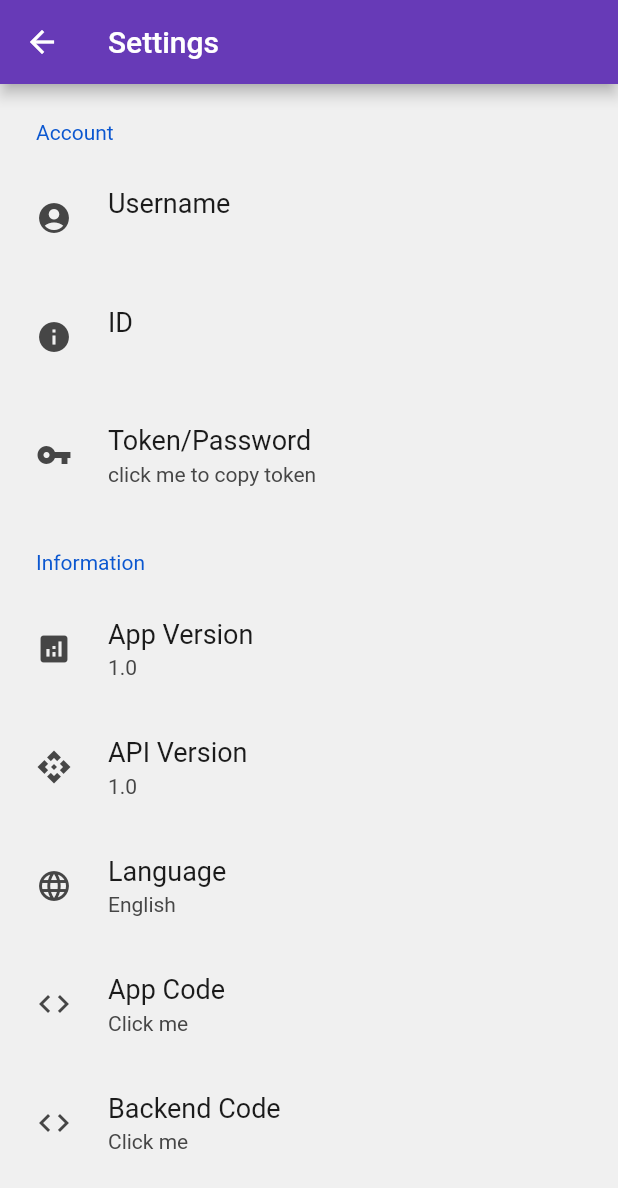
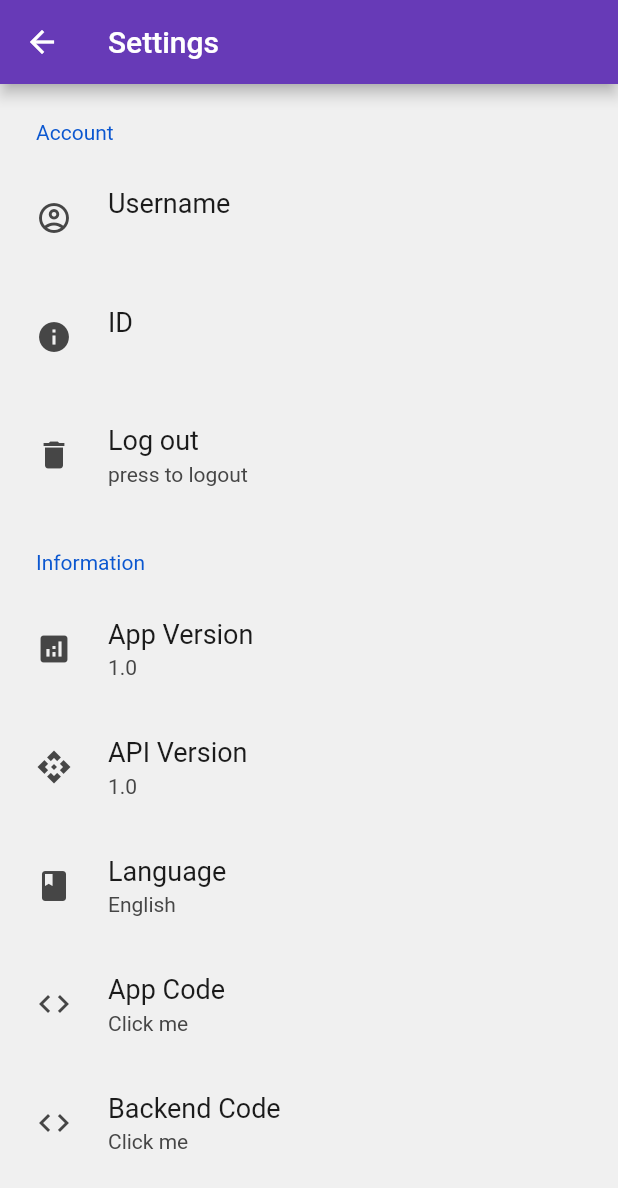
Before and after one commit to zgast/EmoteGuesser, a Flutter app: the SettingsScreen screen opened directly, after a tap on "Username", on a phone screen of 412 x 824 dp. Shown: the top 1188 px of the screen. Run offline on Flutter 3.47's test engine with Material 2 defaults, Android fonts, the phone set to English and light mode, and no system bars; drawn by our look-alikes of flutter_platform_widgets, settings_ui; our stand-ins replace cached_network_image, shared_preferences; accounts and stored records are empty; network calls fail.

Commit message:
IOS optimisation

```diff
--- a/twitch_emote/lib/models/user.dart
+++ b/twitch_emote/lib/models/user.dart
@@ -3,13 +3,13 @@ import 'package:shared_preferences/shared_preferences.dart';
 class User {
   String name;
   String id;
-  String token;
+  String jwt;
 
-  User(this.name, this.id, this.token);
+  User(this.name, this.id, this.jwt);
 
   factory User.fromJson(Map<String, dynamic> json) {
     try {
-      return User(json["name"], json["userID"], json["token"]);
+      return User(json["name"], json["userID"], json["jwt"]);
     } catch (e) {
       return null;
     }
@@ -17,7 +17,7 @@ class User {
 
   static const idKey = 'userID';
   static const nameKey = 'username';
-  static const tokenKey = 'token';
+  static const jwtKey = 'jwt';
   factory User.fromSavedPreferences(SharedPreferences prefs) {
     String id = prefs.getString(idKey);
     if (id == null) {
@@ -27,7 +27,7 @@ class User {
     if (name == null) {
       return null;
     }
-    String token = prefs.getString(tokenKey);
+    String token = prefs.getString(jwtKey);
     if (token == null) {
       return null;
     }
@@ -37,6 +37,6 @@ class User {
   saveToSharedPreferences(SharedPreferences prefs) async {
     await prefs.setString(idKey, id);
     await prefs.setString(nameKey, name);
-    await prefs.setString(tokenKey, token);
+    await prefs.setString(jwtKey, jwt);
   }
 }
--- a/twitch_emote/lib/screens/game_screen.dart
+++ b/twitch_emote/lib/screens/game_screen.dart
@@ -85,7 +85,7 @@ class _GameScreenState extends State<GameScreen>
       context.read<GameState>().startGame(widget.type, onFinish: () {
         if (mounted) {
           Navigator.of(context)
-              .push(MaterialPageRoute(builder: (_) => FailScreen()));
+              .pushReplacement(MaterialPageRoute(builder: (_) => FailScreen()));
         }
       });
     });
--- a/twitch_emote/lib/screens/home_screen.dart
+++ b/twitch_emote/lib/screens/home_screen.dart
@@ -1,5 +1,8 @@
+import 'dart:io';
+
 import 'package:flutter/cupertino.dart';
 import 'package:flutter/material.dart';
+import 'package:flutter_platform_widgets/flutter_platform_widgets.dart';
 import 'package:provider/provider.dart';
 import 'package:twitch_emote/models/app_state.dart';
 import 'package:twitch_emote/screens/game_menu_screen.dart';
@@ -47,28 +50,33 @@ class _HomeScreenState extends State<HomeScreen> {
         }
       case HomeState.HOME:
         {
-          return Scaffold(
-            resizeToAvoidBottomInset: false,
+          return PlatformScaffold(
+            //resizeToAvoidBottomInset: false,
             body: widgets[_currentIndex],
-            bottomNavigationBar: BottomNavigationBar(
-              enableFeedback: true,
-              items: const <BottomNavigationBarItem>[
+            bottomNavBar: PlatformNavBar(
+              items: <BottomNavigationBarItem>[
                 BottomNavigationBarItem(
-                  icon: Icon(Icons.sports_esports),
+                  icon: Platform.isIOS
+                      ? Icon(CupertinoIcons.game_controller)
+                      : Icon(Icons.sports_esports),
                   label: 'GAMES',
                 ),
                 BottomNavigationBarItem(
-                  icon: Icon(Icons.perm_identity),
+                  icon: Platform.isIOS
+                      ? Icon(CupertinoIcons.person_crop_circle)
+                      : Icon(Icons.account_circle_outlined),
                   label: 'ACCOUNT',
                 ),
                 BottomNavigationBarItem(
-                  icon: Icon(Icons.settings),
+                  icon: Platform.isIOS
+                      ? Icon(CupertinoIcons.gear)
+                      : Icon(Icons.settings),
                   label: 'SETTINGS',
                 ),
               ],
               currentIndex: _currentIndex,
-              selectedItemColor: Colors.deepPurple,
-              onTap: (newindex) {
+              //selectedItemColor: Colors.deepPurple,
+              itemChanged: (newindex) {
                 setState(() {
                   _currentIndex = newindex;
                 });
--- a/twitch_emote/lib/screens/settings_screen.dart
+++ b/twitch_emote/lib/screens/settings_screen.dart
@@ -1,8 +1,11 @@
+import 'dart:io';
+
 import 'package:flutter/cupertino.dart';
 import 'package:flutter/material.dart';
-import 'package:flutter/services.dart';
+import 'package:flutter_platform_widgets/flutter_platform_widgets.dart';
 import 'package:provider/provider.dart';
 import 'package:settings_ui/settings_ui.dart';
+import 'package:shared_preferences/shared_preferences.dart';
 import 'package:twitch_emote/models/app_state.dart';
 import 'package:url_launcher/url_launcher.dart';
 
@@ -26,9 +29,14 @@ class SettingsScreen extends StatelessWidget {
   @override
   Widget build(BuildContext context) {
     _initScreen(context);
-    return Scaffold(
-      appBar: AppBar(
-        title: Text("Settings"),
+    return PlatformScaffold(
+      appBar: PlatformAppBar(
+        title: Text('Settings'),
+        cupertino: (_, __) => CupertinoNavigationBarData(
+          // Issue with cupertino where a bar with no transparency
+          // will push the list down. Adding some alpha value fixes it (in a hacky way)
+          backgroundColor: Colors.deepPurple,
+        ),
       ),
       body: SettingsList(
         sections: [
@@ -39,23 +47,29 @@ class SettingsScreen extends StatelessWidget {
               SettingsTile(
                 title: 'Username',
                 subtitle: user.name,
-                leading: Icon(Icons.account_circle),
+                leading: Icon(context.platformIcons.accountCircle),
+                trailing: SizedBox(),
                 onPressed: (BuildContext context) {},
               ),
               SettingsTile(
                 title: 'ID',
                 subtitle: user.id,
-                leading: Icon(Icons.info),
+                leading: Icon(context.platformIcons.info),
+                trailing: SizedBox(),
                 onPressed: (BuildContext context) {},
               ),
               SettingsTile(
-                title: 'Token/Password',
-                subtitle: 'click me to copy token',
-                leading: Icon(Icons.vpn_key),
-                onPressed: (BuildContext context) {
-                  Clipboard.setData(ClipboardData(text: user.token));
+                title: 'Log out',
+                subtitle: 'press to logout',
+                trailing: SizedBox(),
+                leading: Icon(context.platformIcons.delete),
+                onPressed: (BuildContext context) async {
+                  SharedPreferences preferences =
+                      await SharedPreferences.getInstance();
+                  await preferences.clear();
+                  exit(0);
                 },
-              ),
+              )
             ],
           ),
           SettingsSection(
@@ -66,19 +80,21 @@ class SettingsScreen extends StatelessWidget {
                 title: 'App Version',
                 subtitle: '1.0',
                 leading: Icon(Icons.analytics),
+                trailing: SizedBox(),
                 onPressed: (BuildContext context) {},
               ),
               SettingsTile(
                 title: 'API Version',
                 subtitle: '1.0',
+                trailing: SizedBox(),
                 leading: Icon(Icons.api),
                 onPressed: (BuildContext context) {},
               ),
               SettingsTile(
                 title: 'Language',
                 subtitle: 'English',
-                leading: Icon(Icons.language),
-                onPressed: (BuildContext context) {},
+                trailing: SizedBox(),
+                leading: Icon(context.platformIcons.book),
               ),
               SettingsTile(
                 title: 'App Code',
--- a/twitch_emote/lib/widgets/menu_button.dart
+++ b/twitch_emote/lib/widgets/menu_button.dart
@@ -16,9 +16,9 @@ class MenuButton extends StatelessWidget {
       width: 600,
       child: RaisedButton(
         onPressed: activated ? onPressed : null,
-        shape: RoundedRectangleBorder(
+        /*shape: RoundedRectangleBorder(
             borderRadius: BorderRadius.circular(18.0),
-            side: BorderSide(color: Colors.deepPurple)),
+            side: BorderSide(color: Colors.deepPurple)),*/
         padding: EdgeInsets.all(10.0),
         color: Colors.deepPurple,
         textColor: Colors.white,
--- a/twitch_emote/pubspec.yaml
+++ b/twitch_emote/pubspec.yaml
@@ -30,6 +30,7 @@ dependencies:
   cupertino_icons:
   settings_ui:
   url_launcher:
+  flutter_platform_widgets: ^1.9.5
 
 
   # State management
```
Also changed, not shown: twitch_emote/lib/backend/api_wrapper.dart (+42 -23 lines), twitch_emote/lib/main.dart (+16 -2 lines), twitch_emote/lib/models/app_state.dart (+22 -2 lines), twitch_emote/lib/models/user_stats.dart (+12 -2 lines), twitch_emote/lib/screens/fail_screen.dart (+6 -5 lines), twitch_emote/lib/screens/login_screen.dart (+26 -11 lines), twitch_emote/lib/screens/stats_screen.dart (+8 -6 lines), twitch_emote/lib/widgets/guess_text_field.dart (+12 -6 lines), twitch_emote/pubspec.lock.
